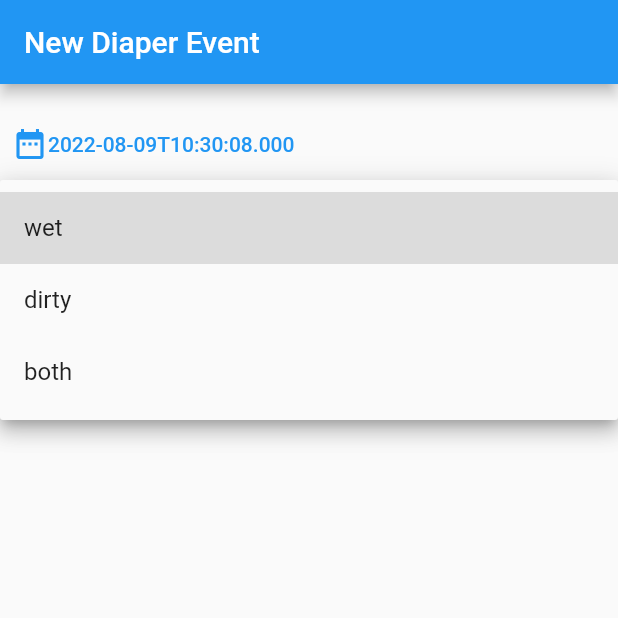
After one commit to samandmoore/bebe, a Flutter app: the NewDiaperEventScreen screen opened by its route, after a tap on "Save", after a tap on the "arrow drop down" icon, on a phone screen of 412 x 824 dp, the top half of it. The commit adds this screen. Run offline on Flutter 3.47's test engine with Material 2 defaults, Android fonts, the phone set to English and light mode, and no system bars; drawn by our look-alikes of reactive_forms; our stand-ins replace decimal, equatable, flutter_riverpod, go_router; generated files the repository leaves out were written again.

Commit message:
add diaper event stubs

```diff
--- a/lib/src/app.dart
+++ b/lib/src/app.dart
@@ -5,6 +5,7 @@ import 'package:flutter_localizations/flutter_localizations.dart';
 import 'package:flutter_riverpod/flutter_riverpod.dart';
 import 'package:go_router/go_router.dart';
 
+import 'diapers/new_diaper_event_screen.dart';
 import 'kids/edit_kid_screen.dart';
 import 'kids/new_kid_screen.dart';
 import 'settings/settings_screen.dart';
@@ -20,6 +21,10 @@ class App extends StatelessWidget {
       GoRoute(
         path: TrackScreen.route,
         builder: (_, __) => const TrackScreen(),
+      ),
+      GoRoute(
+        path: NewDiaperEventScreen.route,
+        builder: (_, __) => const NewDiaperEventScreen(),
       ),
       GoRoute(
         path: NewKidScreen.route,
--- /dev/null
+++ b/lib/src/diapers/new_diaper_event_screen.dart
@@ -0,0 +1,126 @@
+import 'package:bebe/src/kids/providers.dart';
+import 'package:bebe/src/shared/extensions.dart';
+import 'package:flutter/material.dart';
+import 'package:flutter_riverpod/flutter_riverpod.dart';
+import 'package:go_router/go_router.dart';
+import 'package:reactive_forms/reactive_forms.dart';
+
+import '../shared/layout.dart';
+import '../track/event.dart';
+import '../track/providers.dart';
+
+final _formProvider = Provider.autoDispose((ref) {
+  return FormGroup({
+    'diaperType': FormControl<DiaperType>(
+      validators: [Validators.required],
+    ),
+    'createdAt': FormControl<DateTime>(
+      validators: [Validators.required],
+      value: DateTime.now(),
+    ),
+  });
+});
+
+class NewDiaperEventScreen extends ConsumerWidget {
+  static const route = '/events/diapers/new';
+
+  const NewDiaperEventScreen({super.key});
+
+  @override
+  Widget build(BuildContext context, WidgetRef ref) {
+    final form = ref.watch(_formProvider);
+
+    return Scaffold(
+      appBar: AppBar(
+        title: const Text('New Diaper Event'),
+      ),
+      body: SafeArea(
+        child: ReactiveForm(
+          formGroup: form,
+          child: Column(
+            children: [
+              const VSpace(),
+              ReactiveDatePicker(
+                formControlName: 'createdAt',
+                firstDate: DateTime(1900),
+                lastDate: DateTime.now(),
+                builder: (context, picker, child) {
+                  return Column(
+                    crossAxisAlignment: CrossAxisAlignment.start,
+                    children: [
+                      TextButton(
+                        onPressed: picker.showPicker,
+                        child: Row(
+                          children: [
+                            const Icon(Icons.date_range),
+                            if (picker.value != null)
+                              Text(picker.value!.toIso8601String()),
+                            if (picker.value == null) const Text('Event time'),
+                          ],
+                        ),
+                      ),
+                      if (picker.control.hasErrors &&
+                          picker.control.touched) ...[
+                        const HSpace(),
+                        Text(
+                          {
+                            ValidationMessage.required:
+                                'Event time is required',
+                          }.get(picker.control.errors.keys.first, 'Invalid'),
+                          style: const TextStyle(color: Colors.red),
+                        ),
+                      ]
+                    ],
+                  );
+                },
+              ),
+              ReactiveDropdownField(
+                formControlName: 'diaperType',
+                items: [
+                  for (final unit in DiaperType.values)
+                    DropdownMenuItem(
+                      value: unit,
+                      child: Text(unit.name),
+                    ),
+                ],
+                decoration: const InputDecoration(
+                  labelText: 'Diaper type',
+                  border: OutlineInputBorder(),
+                ),
+              ),
+              ButtonBar(
+                children: [
+                  TextButton(
+                    onPressed: () {
+                      context.pop();
+                    },
+                    child: const Text('Cancel'),
+                  ),
+                  ElevatedButton(
+                    onPressed: () async {
+                      if (form.valid) {
+                        final repo = ref.read(eventRepositoryProvider);
+                        final input = DiaperEventInput(
+                          kidId: ref.read(selectedKidProvider)!.id,
+                          diaperType: form.value['diaperType'] as DiaperType,
+                          createdAt: form.value['createdAt'] as DateTime,
+                        );
+
+                        await repo.createDiaperEvent(input);
+
+                        context.pop();
+                      } else {
+                        form.markAllAsTouched();
+                      }
+                    },
+                    child: const Text('Save'),
+                  ),
+                ],
+              ),
+            ],
+          ),
+        ),
+      ),
+    );
+  }
+}
--- /dev/null
+++ b/lib/src/track/event.dart
@@ -0,0 +1,69 @@
+import 'package:bebe/src/settings/providers.dart';
+import 'package:decimal/decimal.dart';
+
+abstract class Event {
+  final String id;
+  final String kidId;
+  final DateTime createdAt;
+
+  const Event({
+    required this.id,
+    required this.kidId,
+    required this.createdAt,
+  });
+}
+
+class BottleEvent extends Event {
+  final Decimal amount;
+  final LiquidUnit unit;
+
+  const BottleEvent({
+    required super.id,
+    required super.kidId,
+    required super.createdAt,
+    required this.amount,
+    required this.unit,
+  });
+}
+
+enum DiaperType {
+  wet,
+  dirty,
+  both,
+}
+
+class DiaperEvent extends Event {
+  final DiaperType diaperType;
+
+  const DiaperEvent({
+    required super.id,
+    required super.kidId,
+    required super.createdAt,
+    required this.diaperType,
+  });
+}
+
+class DiaperEventInput {
+  final String kidId;
+  final DateTime createdAt;
+  final DiaperType diaperType;
+
+  const DiaperEventInput({
+    required this.kidId,
+    required this.createdAt,
+    required this.diaperType,
+  });
+}
+
+class SleepEvent extends Event {
+  final DateTime startedAt;
+  final DateTime? endedAt;
+
+  const SleepEvent({
+    required super.id,
+    required super.kidId,
+    required super.createdAt,
+    required this.startedAt,
+    this.endedAt,
+  });
+}
--- /dev/null
+++ b/lib/src/track/providers.dart
@@ -0,0 +1,6 @@
+import 'package:bebe/src/track/event_repository.dart';
+import 'package:flutter_riverpod/flutter_riverpod.dart';
+
+final eventRepositoryProvider = Provider<EventRepository>((_) {
+  return EventRepository();
+});
--- a/pubspec.yaml
+++ b/pubspec.yaml
@@ -11,6 +11,7 @@ environment:
 
 dependencies:
   collection: ^1.16.0
+  decimal: ^2.2.0
   equatable: ^2.0.3
   flutter:
     sdk: flutter
```
Also changed, not shown: lib/src/kids/providers.dart (+15 -2 lines), lib/src/track/event_repository.dart (added, +34 -0 lines), lib/src/track/track_screen.dart (+9 -7 lines), pubspec.lock.
